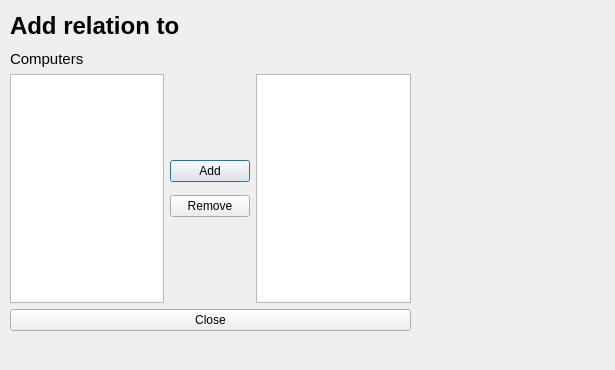
Old version of the form skilaverkefni3/ui/personaddrelation.ui in the repository Njallzzz/Skilaverkefni.
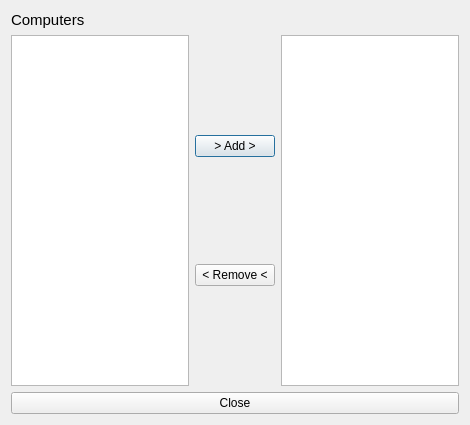
New version of the form.

```diff
--- a/skilaverkefni3/ui/personaddrelation.ui
+++ b/skilaverkefni3/ui/personaddrelation.ui
@@ -6,22 +6,15 @@
    <rect>
     <x>0</x>
     <y>0</y>
-    <width>615</width>
-    <height>370</height>
+    <width>470</width>
+    <height>425</height>
    </rect>
   </property>
   <property name="windowTitle">
    <string>Dialog</string>
   </property>
-  <widget class="QWidget" name="verticalLayoutWidget">
-   <property name="geometry">
-    <rect>
-     <x>10</x>
-     <y>50</y>
-     <width>401</width>
-     <height>281</height>
-    </rect>
-   </property>
+  <layout class="QHBoxLayout" name="horizontalLayout_3">
+   <item>
    <layout class="QVBoxLayout" name="verticalLayout">
     <item>
      <widget class="QLabel" name="label">
@@ -58,7 +51,7 @@
         <item>
          <widget class="QPushButton" name="pushButton_add_relation">
           <property name="text">
-           <string>Add</string>
+            <string>&gt; Add &gt;</string>
           </property>
          </widget>
         </item>
@@ -67,12 +60,18 @@
           <property name="orientation">
            <enum>Qt::Vertical</enum>
           </property>
+           <property name="sizeHint" stdset="0">
+            <size>
+             <width>0</width>
+             <height>0</height>
+            </size>
+           </property>
          </spacer>
         </item>
         <item>
          <widget class="QPushButton" name="pushButton_remove_relation">
           <property name="text">
-           <string>Remove</string>
+            <string>&lt; Remove &lt;</string>
           </property>
          </widget>
         </item>
@@ -108,30 +107,8 @@
      </layout>
     </item>
    </layout>
-  </widget>
-  <widget class="QLabel" name="label_relation">
-   <property name="geometry">
-    <rect>
-     <x>10</x>
-     <y>10</y>
-     <width>351</width>
-     <height>31</height>
-    </rect>
-   </property>
-   <property name="font">
-    <font>
-     <pointsize>18</pointsize>
-     <weight>75</weight>
-     <bold>true</bold>
-    </font>
-   </property>
-   <property name="text">
-    <string>Add relation to </string>
-   </property>
-  </widget>
-  <zorder>date_date_c</zorder>
-  <zorder>verticalLayoutWidget</zorder>
-  <zorder>label_relation</zorder>
+   </item>
+  </layout>
  </widget>
  <resources/>
  <connections/>
```
Left out of the diff: 2 changed lines with no effect on the pictures. Lines whose indentation alone changed are shown as unchanged.
